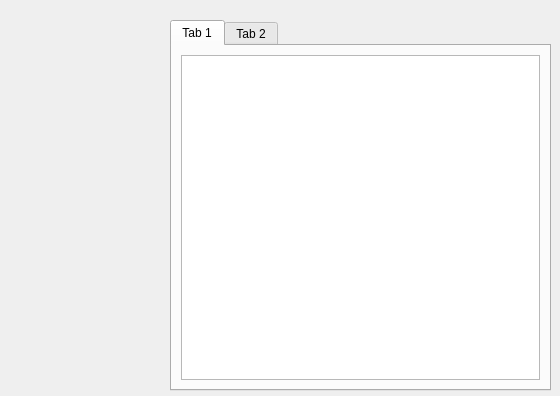
First picture: the form in Dcs/Dcs.ui, repository snxx-lppxx/Data-Control-System, before the edit.
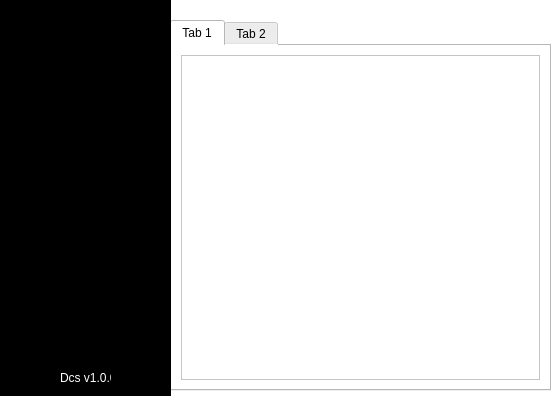
Second picture: the form after the edit. The open tabs and pages were chosen to show the change.

Commit message: add bar - Design

The edit to the form file:
```diff
--- a/Dcs/Dcs.ui
+++ b/Dcs/Dcs.ui
@@ -22,6 +22,9 @@
   <property name="autoFillBackground">
    <bool>false</bool>
   </property>
+  <property name="styleSheet">
+   <string notr="true">background-color: #fff;</string>
+  </property>
   <widget class="QTabWidget" name="tabWidget">
    <property name="geometry">
     <rect>
@@ -53,6 +56,41 @@
     </attribute>
    </widget>
   </widget>
+  <widget class="QFrame" name="frame">
+   <property name="geometry">
+    <rect>
+     <x>0</x>
+     <y>0</y>
+     <width>171</width>
+     <height>401</height>
+    </rect>
+   </property>
+   <property name="styleSheet">
+    <string notr="true">background-color: #000;</string>
+   </property>
+   <property name="frameShape">
+    <enum>QFrame::StyledPanel</enum>
+   </property>
+   <property name="frameShadow">
+    <enum>QFrame::Raised</enum>
+   </property>
+   <widget class="QLabel" name="label">
+    <property name="geometry">
+     <rect>
+      <x>60</x>
+      <y>370</y>
+      <width>51</width>
+      <height>16</height>
+     </rect>
+    </property>
+    <property name="styleSheet">
+     <string notr="true">color: #fff;</string>
+    </property>
+    <property name="text">
+     <string>Dcs v1.0.0</string>
+    </property>
+   </widget>
+  </widget>
  </widget>
  <resources/>
  <connections/>
```
Left out of the diff: 2 changed lines with no effect on the pictures.
